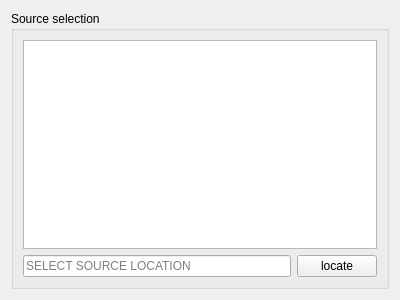
Above: widgets/filewidget.ui from NHERI-SimCenter/TurbulenceInflowTool before the change. Below: the same form after it.
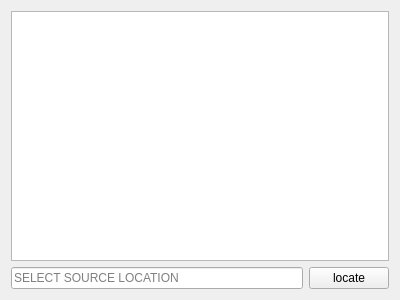
That is the form after the change.

The edit to the form file:
```diff
--- a/widgets/filewidget.ui
+++ b/widgets/filewidget.ui
@@ -14,25 +14,6 @@
    <string>Frame</string>
   </property>
   <layout class="QGridLayout" name="gridLayout">
-   <item row="0" column="0">
-    <widget class="QGroupBox" name="sourceGroup">
-     <property name="title">
-      <string>Source selection</string>
-     </property>
-     <layout class="QGridLayout" name="gridLayout_2">
-      <item row="1" column="1">
-       <widget class="QPushButton" name="sourceLocateBtn">
-        <property name="sizePolicy">
-         <sizepolicy hsizetype="Preferred" vsizetype="Fixed">
-          <horstretch>0</horstretch>
-          <verstretch>0</verstretch>
-         </sizepolicy>
-        </property>
-        <property name="text">
-         <string>locate</string>
-        </property>
-       </widget>
-      </item>
       <item row="1" column="0">
        <widget class="QLineEdit" name="sourceLocationDisplay">
         <property name="sizePolicy">
@@ -52,6 +33,19 @@
         </property>
        </widget>
       </item>
+   <item row="1" column="1">
+    <widget class="QPushButton" name="sourceLocateBtn">
+     <property name="sizePolicy">
+      <sizepolicy hsizetype="Preferred" vsizetype="Fixed">
+       <horstretch>0</horstretch>
+       <verstretch>0</verstretch>
+      </sizepolicy>
+     </property>
+     <property name="text">
+      <string>locate</string>
+     </property>
+    </widget>
+   </item>
       <item row="0" column="0" colspan="2">
        <widget class="QTextBrowser" name="sourceSelectionBrowser">
         <property name="source">
@@ -65,9 +59,6 @@
         <property name="openLinks">
          <bool>true</bool>
         </property>
-       </widget>
-      </item>
-     </layout>
     </widget>
    </item>
   </layout>
```
Lines whose indentation alone changed are shown as unchanged.
